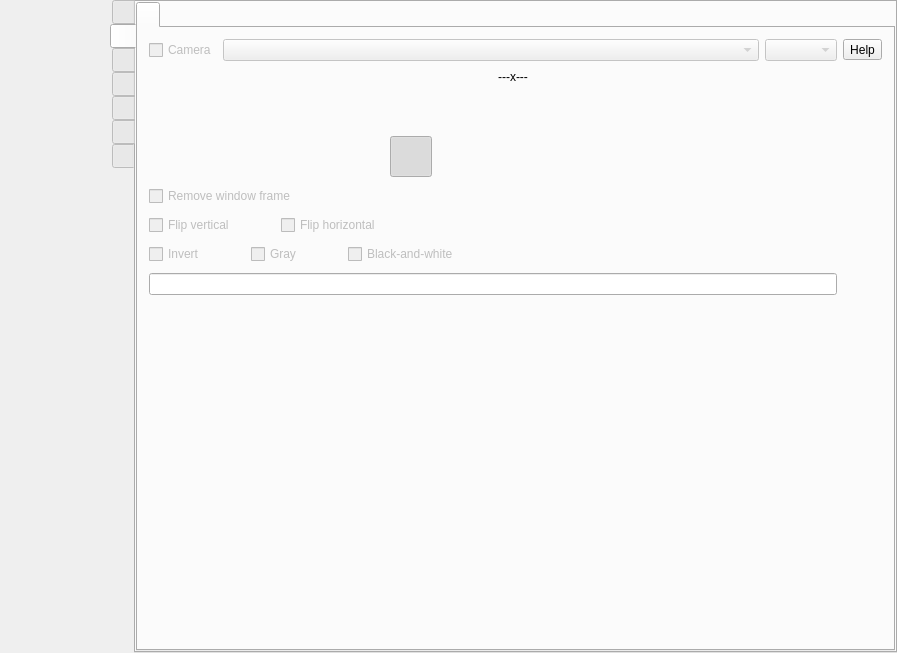
The window that src/formMainWindow.ui (vkohaupt/vokoscreenNG) describes before a commit, drawn with Qt 5.
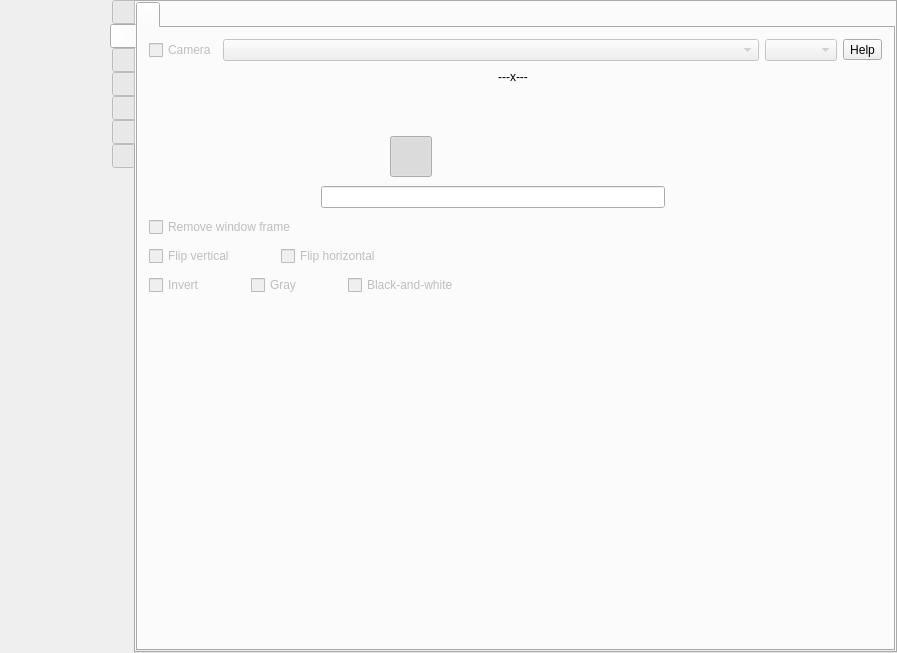
The same window after the commit. Icons and pictures are not drawn.

Commit message: X11 camera window

The edit to the form file:
```diff
--- a/src/formMainWindow.ui
+++ b/src/formMainWindow.ui
@@ -3319,9 +3319,6 @@
               <property name="leftMargin">
                <number>0</number>
               </property>
-              <property name="bottomMargin">
-               <number>20</number>
-              </property>
               <property name="verticalSpacing">
                <number>9</number>
               </property>
@@ -3336,59 +3333,20 @@
                </layout>
               </item>
               <item row="5" column="0" colspan="3">
-               <layout class="QHBoxLayout" name="horizontalLayout_12">
+               <layout class="QHBoxLayout" name="horizontalLayout_42">
                 <property name="leftMargin">
                  <number>0</number>
                 </property>
                 <item>
-                 <widget class="QCheckBox" name="checkBoxCameraMirrorVertical">
+                 <widget class="QCheckBox" name="checkBoxCameraWindowFrame">
                   <property name="enabled">
                    <bool>false</bool>
                   </property>
                   <property name="text">
-                   <string>Flip vertical</string>
+                   <string>Remove window frame</string>
                   </property>
                  </widget>
                 </item>
-                <item>
-                 <spacer name="horizontalSpacer_38">
-                  <property name="orientation">
-                   <enum>Qt::Orientation::Horizontal</enum>
-                  </property>
-                  <property name="sizeType">
-                   <enum>QSizePolicy::Policy::Minimum</enum>
-                  </property>
-                  <property name="sizeHint" stdset="0">
-                   <size>
-                    <width>40</width>
-                    <height>20</height>
-                   </size>
-                  </property>
-                 </spacer>
-                </item>
-                <item>
-                 <widget class="QCheckBox" name="checkBoxCameraMirrorHorizontal">
-                  <property name="enabled">
-                   <bool>false</bool>
-                  </property>
-                  <property name="text">
-                   <string>Flip horizontal</string>
-                  </property>
-                 </widget>
-                </item>
-                <item>
-                 <spacer name="horizontalSpacer_7">
-                  <property name="orientation">
-                   <enum>Qt::Orientation::Horizontal</enum>
-                  </property>
-                  <property name="sizeHint" stdset="0">
-                   <size>
-                    <width>40</width>
-                    <height>20</height>
-                   </size>
-                  </property>
-                 </spacer>
-                </item>
                </layout>
               </item>
               <item row="1" column="1" colspan="2">
@@ -3492,137 +3450,6 @@
                 </item>
                </layout>
               </item>
-              <item row="4" column="0" colspan="3">
-               <layout class="QHBoxLayout" name="horizontalLayout_42">
-                <property name="leftMargin">
-                 <number>0</number>
-                </property>
-                <item>
-                 <widget class="QCheckBox" name="checkBoxCameraWindowFrame">
-                  <property name="enabled">
-                   <bool>false</bool>
-                  </property>
-                  <property name="text">
-                   <string>Remove window frame</string>
-                  </property>
-                 </widget>
-                </item>
-               </layout>
-              </item>
-              <item row="1" column="0">
-               <widget class="QLabel" name="label_camera_window_resize">
-                <property name="enabled">
-                 <bool>true</bool>
-                </property>
-                <property name="maximumSize">
-                 <size>
-                  <width>34</width>
-                  <height>34</height>
-                 </size>
-                </property>
-                <property name="text">
-                 <string notr="true"/>
-                </property>
-                <property name="pixmap">
-                 <pixmap resource="screencast.qrc">:/pictures/camera/window-resize.png</pixmap>
-                </property>
-                <property name="scaledContents">
-                 <bool>true</bool>
-                </property>
-               </widget>
-              </item>
-              <item row="0" column="3" alignment="Qt::AlignmentFlag::AlignTop">
-               <widget class="QToolButton" name="help_camera_camera">
-                <property name="toolTip">
-                 <string>Help</string>
-                </property>
-                <property name="text">
-                 <string notr="true">Help</string>
-                </property>
-               </widget>
-              </item>
-              <item row="6" column="0" colspan="3">
-               <layout class="QHBoxLayout" name="horizontalLayout_14">
-                <property name="leftMargin">
-                 <number>0</number>
-                </property>
-                <item>
-                 <widget class="QCheckBox" name="checkBoxCameraInvert">
-                  <property name="enabled">
-                   <bool>false</bool>
-                  </property>
-                  <property name="text">
-                   <string>Invert</string>
-                  </property>
-                 </widget>
-                </item>
-                <item>
-                 <spacer name="horizontalSpacer_39">
-                  <property name="orientation">
-                   <enum>Qt::Orientation::Horizontal</enum>
-                  </property>
-                  <property name="sizeType">
-                   <enum>QSizePolicy::Policy::Minimum</enum>
-                  </property>
-                  <property name="sizeHint" stdset="0">
-                   <size>
-                    <width>40</width>
-                    <height>20</height>
-                   </size>
-                  </property>
-                 </spacer>
-                </item>
-                <item>
-                 <widget class="QCheckBox" name="checkBoxCameraGray">
-                  <property name="enabled">
-                   <bool>false</bool>
-                  </property>
-                  <property name="text">
-                   <string>Gray</string>
-                  </property>
-                 </widget>
-                </item>
-                <item>
-                 <spacer name="horizontalSpacer_40">
-                  <property name="orientation">
-                   <enum>Qt::Orientation::Horizontal</enum>
-                  </property>
-                  <property name="sizeType">
-                   <enum>QSizePolicy::Policy::Minimum</enum>
-                  </property>
-                  <property name="sizeHint" stdset="0">
-                   <size>
-                    <width>40</width>
-                    <height>20</height>
-                   </size>
-                  </property>
-                 </spacer>
-                </item>
-                <item>
-                 <widget class="QCheckBox" name="checkBoxCameraMono">
-                  <property name="enabled">
-                   <bool>false</bool>
-                  </property>
-                  <property name="text">
-                   <string>Black-and-white</string>
-                  </property>
-                 </widget>
-                </item>
-                <item>
-                 <spacer name="horizontalSpacer_33">
-                  <property name="orientation">
-                   <enum>Qt::Orientation::Horizontal</enum>
-                  </property>
-                  <property name="sizeHint" stdset="0">
-                   <size>
-                    <width>40</width>
-                    <height>20</height>
-                   </size>
-                  </property>
-                 </spacer>
-                </item>
-               </layout>
-              </item>
               <item row="3" column="0" colspan="3">
                <layout class="QHBoxLayout" name="horizontalLayout_65">
                 <property name="spacing">
@@ -3776,7 +3603,168 @@
                </layout>
               </item>
               <item row="7" column="0" colspan="3">
-               <layout class="QHBoxLayout" name="horizontalLayout_69">
+               <layout class="QHBoxLayout" name="horizontalLayout_14">
+                <property name="leftMargin">
+                 <number>0</number>
+                </property>
+                <item>
+                 <widget class="QCheckBox" name="checkBoxCameraInvert">
+                  <property name="enabled">
+                   <bool>false</bool>
+                  </property>
+                  <property name="text">
+                   <string>Invert</string>
+                  </property>
+                 </widget>
+                </item>
+                <item>
+                 <spacer name="horizontalSpacer_39">
+                  <property name="orientation">
+                   <enum>Qt::Orientation::Horizontal</enum>
+                  </property>
+                  <property name="sizeType">
+                   <enum>QSizePolicy::Policy::Minimum</enum>
+                  </property>
+                  <property name="sizeHint" stdset="0">
+                   <size>
+                    <width>40</width>
+                    <height>20</height>
+                   </size>
+                  </property>
+                 </spacer>
+                </item>
+                <item>
+                 <widget class="QCheckBox" name="checkBoxCameraGray">
+                  <property name="enabled">
+                   <bool>false</bool>
+                  </property>
+                  <property name="text">
+                   <string>Gray</string>
+                  </property>
+                 </widget>
+                </item>
+                <item>
+                 <spacer name="horizontalSpacer_40">
+                  <property name="orientation">
+                   <enum>Qt::Orientation::Horizontal</enum>
+                  </property>
+                  <property name="sizeType">
+                   <enum>QSizePolicy::Policy::Minimum</enum>
+                  </property>
+                  <property name="sizeHint" stdset="0">
+                   <size>
+                    <width>40</width>
+                    <height>20</height>
+                   </size>
+                  </property>
+                 </spacer>
+                </item>
+                <item>
+                 <widget class="QCheckBox" name="checkBoxCameraMono">
+                  <property name="enabled">
+                   <bool>false</bool>
+                  </property>
+                  <property name="text">
+                   <string>Black-and-white</string>
+                  </property>
+                 </widget>
+                </item>
+                <item>
+                 <spacer name="horizontalSpacer_33">
+                  <property name="orientation">
+                   <enum>Qt::Orientation::Horizontal</enum>
+                  </property>
+                  <property name="sizeHint" stdset="0">
+                   <size>
+                    <width>40</width>
+                    <height>20</height>
+                   </size>
+                  </property>
+                 </spacer>
+                </item>
+               </layout>
+              </item>
+              <item row="6" column="0" colspan="3">
+               <layout class="QHBoxLayout" name="horizontalLayout_12">
+                <property name="leftMargin">
+                 <number>0</number>
+                </property>
+                <item>
+                 <widget class="QCheckBox" name="checkBoxCameraMirrorVertical">
+                  <property name="enabled">
+                   <bool>false</bool>
+                  </property>
+                  <property name="text">
+                   <string>Flip vertical</string>
+                  </property>
+                 </widget>
+                </item>
+                <item>
+                 <spacer name="horizontalSpacer_38">
+                  <property name="orientation">
+                   <enum>Qt::Orientation::Horizontal</enum>
+                  </property>
+                  <property name="sizeType">
+                   <enum>QSizePolicy::Policy::Minimum</enum>
+                  </property>
+                  <property name="sizeHint" stdset="0">
+                   <size>
+                    <width>40</width>
+                    <height>20</height>
+                   </size>
+                  </property>
+                 </spacer>
+                </item>
+                <item>
+                 <widget class="QCheckBox" name="checkBoxCameraMirrorHorizontal">
+                  <property name="enabled">
+                   <bool>false</bool>
+                  </property>
+                  <property name="text">
+                   <string>Flip horizontal</string>
+                  </property>
+                 </widget>
+                </item>
+                <item>
+                 <spacer name="horizontalSpacer_7">
+                  <property name="orientation">
+                   <enum>Qt::Orientation::Horizontal</enum>
+                  </property>
+                  <property name="sizeHint" stdset="0">
+                   <size>
+                    <width>40</width>
+                    <height>20</height>
+                   </size>
+                  </property>
+                 </spacer>
+                </item>
+               </layout>
+              </item>
+              <item row="0" column="3" alignment="Qt::AlignmentFlag::AlignTop">
+               <widget class="QToolButton" name="help_camera_camera">
+                <property name="toolTip">
+                 <string>Help</string>
+                </property>
+                <property name="text">
+                 <string notr="true">Help</string>
+                </property>
+               </widget>
+              </item>
+              <item row="4" column="0" colspan="3">
+               <layout class="QHBoxLayout" name="horizontalLayout_69" stretch="1,2,1">
+                <item>
+                 <spacer name="horizontalSpacer_18">
+                  <property name="orientation">
+                   <enum>Qt::Orientation::Horizontal</enum>
+                  </property>
+                  <property name="sizeHint" stdset="0">
+                   <size>
+                    <width>40</width>
+                    <height>20</height>
+                   </size>
+                  </property>
+                 </spacer>
+                </item>
                 <item>
                  <widget class="QLineEdit" name="lineEditCameraTitle">
                   <property name="toolTip">
@@ -3796,6 +3784,19 @@
                   </property>
                  </widget>
                 </item>
+                <item>
+                 <spacer name="horizontalSpacer_43">
+                  <property name="orientation">
+                   <enum>Qt::Orientation::Horizontal</enum>
+                  </property>
+                  <property name="sizeHint" stdset="0">
+                   <size>
+                    <width>40</width>
+                    <height>20</height>
+                   </size>
+                  </property>
+                 </spacer>
+                </item>
                </layout>
               </item>
              </layout>
```
Left out of the diff: 74 changed lines with no effect on the pictures. The commit also changes 3 other files.
